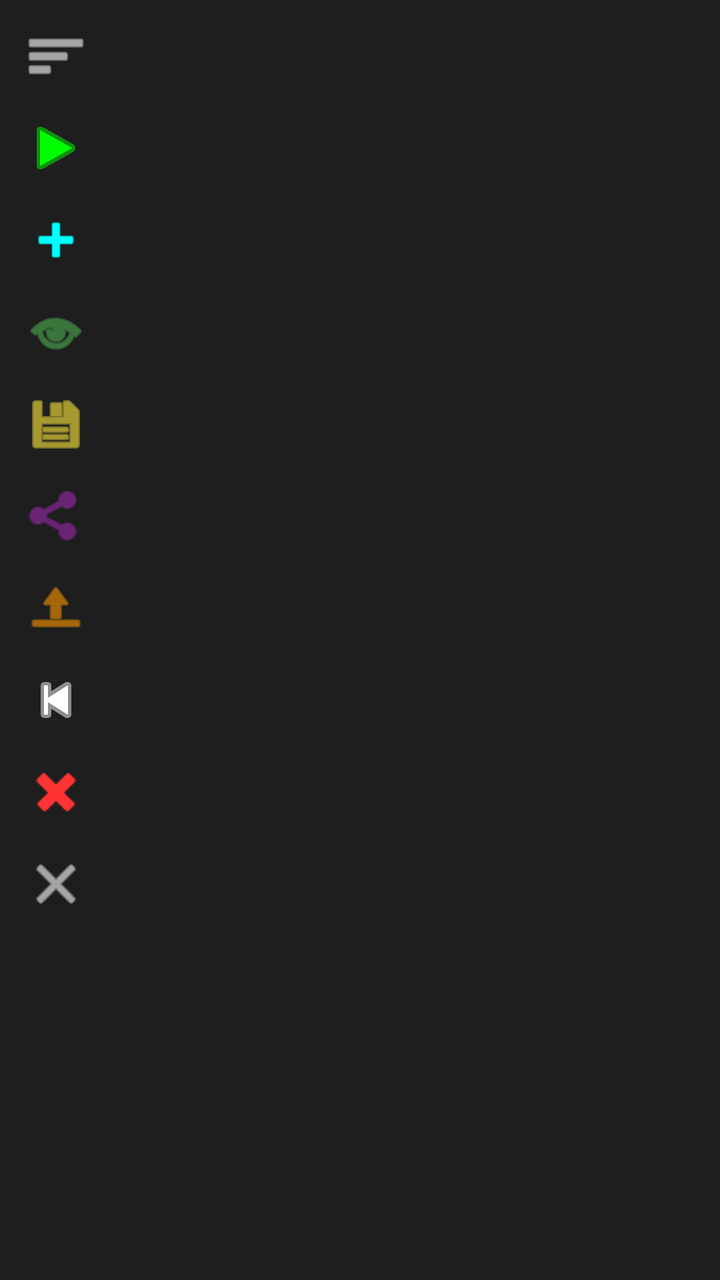
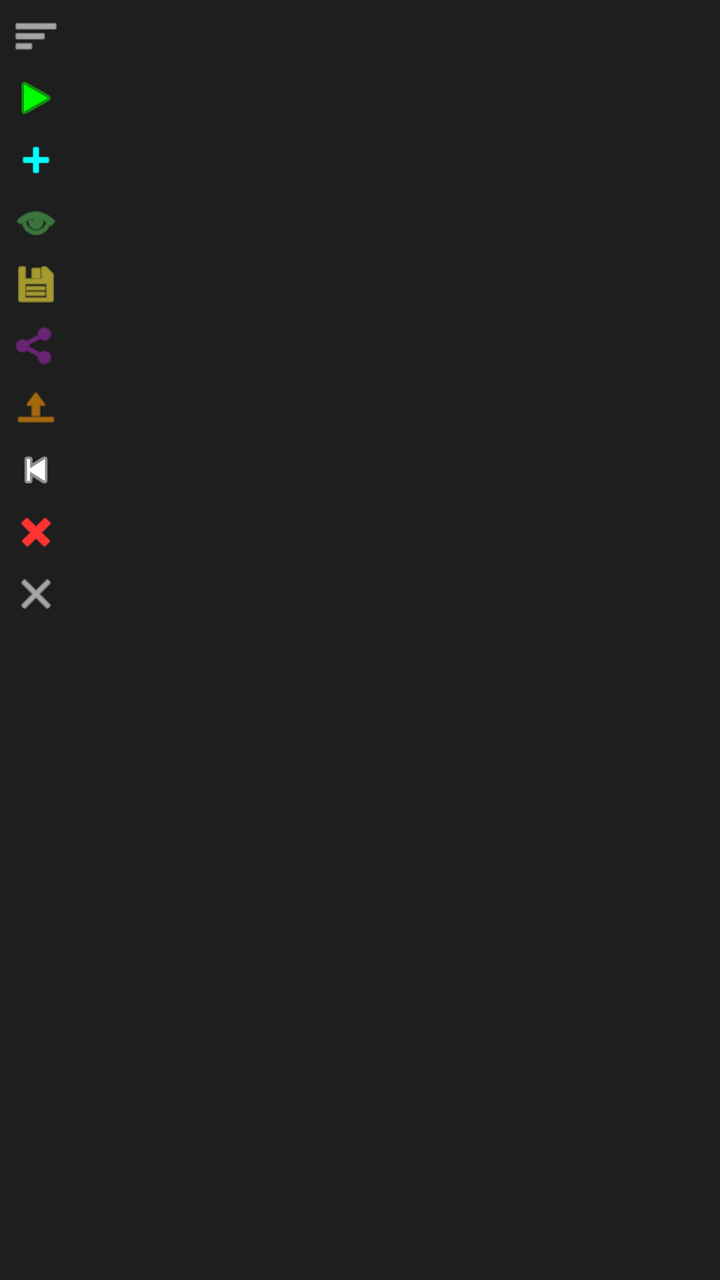

Two renders of the same Android screen: before a commit and after it. Below are the layout's source before the change and the commit's diff.
<!-- AndroidManifest.xml: application theme Theme.AutoClicker -->
<!-- res/layout/overlay_menu.xml -->
<?xml version="1.0" encoding="utf-8"?>
<LinearLayout xmlns:android="http://schemas.android.com/apk/res/android"
    android:id="@+id/menu_container"
    android:layout_width="wrap_content"
    android:layout_height="wrap_content"
    android:background="@color/surface_dark"
    android:orientation="vertical"
    android:padding="8dp"
    android:elevation="12dp">

    <ImageView
        android:id="@+id/btn_drag"
        android:layout_width="40dp"
        android:layout_height="40dp"
        android:padding="4dp"
        android:src="@android:drawable/ic_menu_sort_by_size"
        android:contentDescription="Drag Menu"
        android:tint="@color/text_white" />

    <ImageView
        android:id="@+id/btn_play"
        android:layout_width="40dp"
        android:layout_height="40dp"
        android:padding="4dp"
        android:src="@android:drawable/ic_media_play"
        android:contentDescription="Play/Pause"
        android:tint="#00FF00"
        android:layout_marginTop="6dp" />

    <ImageView
        android:id="@+id/btn_add"
        android:layout_width="40dp"
        android:layout_height="40dp"
        android:padding="4dp"
        android:src="@android:drawable/ic_input_add"
        android:contentDescription="Add Click Point"
        android:tint="#00FFFF"
        android:layout_marginTop="6dp" />

    <ImageView
        android:id="@+id/btn_toggle_visibility"
        android:layout_width="40dp"
        android:layout_height="40dp"
        android:padding="4dp"
        android:src="@android:drawable/ic_menu_view"
        android:contentDescription="Toggle Visibility"
        android:tint="#4CAF50"
        android:layout_marginTop="6dp" />

    <ImageView
        android:id="@+id/btn_save_profile"
        android:layout_width="40dp"
        android:layout_height="40dp"
        android:padding="4dp"
        android:src="@android:drawable/ic_menu_save"
        android:contentDescription="Save Profile"
        android:tint="#FFEB3B"
        android:layout_marginTop="6dp" />

    <ImageView
        android:id="@+id/btn_share_profile"
        android:layout_width="40dp"
        android:layout_height="40dp"
        android:padding="4dp"
        android:src="@android:drawable/ic_menu_share"
        android:contentDescription="Share Profile"
        android:tint="#9C27B0"
        android:layout_marginTop="6dp" />

    <ImageView
        android:id="@+id/btn_import_profile"
        android:layout_width="40dp"
        android:layout_height="40dp"
        android:padding="4dp"
        android:src="@android:drawable/ic_menu_upload"
        android:contentDescription="Import Profile"
        android:tint="#FF9800"
        android:layout_marginTop="6dp" />

    <ImageView
        android:id="@+id/btn_back"
        android:layout_width="40dp"
        android:layout_height="40dp"
        android:padding="4dp"
        android:src="@android:drawable/ic_media_previous"
        android:contentDescription="Back"
        android:tint="#FFFFFF"
        android:layout_marginTop="6dp" />

    <ImageView
        android:id="@+id/btn_clear"
        android:layout_width="40dp"
        android:layout_height="40dp"
        android:padding="4dp"
        android:src="@android:drawable/ic_delete"
        android:contentDescription="Clear"
        android:tint="#FF3333"
        android:layout_marginTop="6dp" />

    <ImageView
        android:id="@+id/btn_close"
        android:layout_width="40dp"
        android:layout_height="40dp"
        android:padding="4dp"
        android:src="@android:drawable/ic_menu_close_clear_cancel"
        android:contentDescription="Close"
        android:tint="@color/text_white"
        android:layout_marginTop="6dp" />

</LinearLayout>
<!-- resources referenced by this layout -->
<resources>
  <color name="surface_dark">#1E1E1E</color>
  <color name="text_white">#FFFFFF</color>
  <style name="Theme.AutoClicker" parent="Theme.AppCompat.DayNight.NoActionBar">
          <item name="colorPrimary">@color/primary_color</item>
          <item name="colorPrimaryDark">@color/primary_variant</item>
          <item name="colorAccent">@color/accent_color</item>
      </style>
  <color name="primary_color">#BB86FC</color>
  <color name="primary_variant">#3700B3</color>
  <color name="accent_color">#03DAC6</color>
</resources>

<!-- the commit's change to res/layout/overlay_menu.xml (unified diff, before → after) -->
@@ -5,106 +5,106 @@
     android:layout_height="wrap_content"
     android:background="@color/surface_dark"
     android:orientation="vertical"
-    android:padding="8dp"
-    android:elevation="12dp">
+    android:padding="4dp"
+    android:elevation="8dp">
 
     <ImageView
         android:id="@+id/btn_drag"
-        android:layout_width="40dp"
-        android:layout_height="40dp"
-        android:padding="4dp"
+        android:layout_width="28dp"
+        android:layout_height="28dp"
+        android:padding="2dp"
         android:src="@android:drawable/ic_menu_sort_by_size"
         android:contentDescription="Drag Menu"
         android:tint="@color/text_white" />
 
     <ImageView
         android:id="@+id/btn_play"
-        android:layout_width="40dp"
-        android:layout_height="40dp"
-        android:padding="4dp"
+        android:layout_width="28dp"
+        android:layout_height="28dp"
+        android:padding="2dp"
         android:src="@android:drawable/ic_media_play"
         android:contentDescription="Play/Pause"
         android:tint="#00FF00"
-        android:layout_marginTop="6dp" />
+        android:layout_marginTop="3dp" />
 
     <ImageView
         android:id="@+id/btn_add"
-        android:layout_width="40dp"
-        android:layout_height="40dp"
-        android:padding="4dp"
+        android:layout_width="28dp"
+        android:layout_height="28dp"
+        android:padding="2dp"
         android:src="@android:drawable/ic_input_add"
         android:contentDescription="Add Click Point"
         android:tint="#00FFFF"
-        android:layout_marginTop="6dp" />
+        android:layout_marginTop="3dp" />
 
     <ImageView
         android:id="@+id/btn_toggle_visibility"
-        android:layout_width="40dp"
-        android:layout_height="40dp"
-        android:padding="4dp"
+        android:layout_width="28dp"
+        android:layout_height="28dp"
+        android:padding="2dp"
         android:src="@android:drawable/ic_menu_view"
         android:contentDescription="Toggle Visibility"
         android:tint="#4CAF50"
-        android:layout_marginTop="6dp" />
+        android:layout_marginTop="3dp" />
 
     <ImageView
         android:id="@+id/btn_save_profile"
-        android:layout_width="40dp"
-        android:layout_height="40dp"
-        android:padding="4dp"
+        android:layout_width="28dp"
+        android:layout_height="28dp"
+        android:padding="2dp"
         android:src="@android:drawable/ic_menu_save"
         android:contentDescription="Save Profile"
         android:tint="#FFEB3B"
-        android:layout_marginTop="6dp" />
+        android:layout_marginTop="3dp" />
 
     <ImageView
         android:id="@+id/btn_share_profile"
-        android:layout_width="40dp"
-        android:layout_height="40dp"
-        android:padding="4dp"
+        android:layout_width="28dp"
+        android:layout_height="28dp"
+        android:padding="2dp"
         android:src="@android:drawable/ic_menu_share"
         android:contentDescription="Share Profile"
         android:tint="#9C27B0"
-        android:layout_marginTop="6dp" />
+        android:layout_marginTop="3dp" />
 
     <ImageView
         android:id="@+id/btn_import_profile"
-        android:layout_width="40dp"
-        android:layout_height="40dp"
-        android:padding="4dp"
+        android:layout_width="28dp"
+        android:layout_height="28dp"
+        android:padding="2dp"
         android:src="@android:drawable/ic_menu_upload"
         android:contentDescription="Import Profile"
         android:tint="#FF9800"
-        android:layout_marginTop="6dp" />
+        android:layout_marginTop="3dp" />
 
     <ImageView
         android:id="@+id/btn_back"
-        android:layout_width="40dp"
-        android:layout_height="40dp"
-        android:padding="4dp"
+        android:layout_width="28dp"
+        android:layout_height="28dp"
+        android:padding="2dp"
         android:src="@android:drawable/ic_media_previous"
         android:contentDescription="Back"
         android:tint="#FFFFFF"
-        android:layout_marginTop="6dp" />
+        android:layout_marginTop="3dp" />
 
     <ImageView
         android:id="@+id/btn_clear"
-        android:layout_width="40dp"
-        android:layout_height="40dp"
-        android:padding="4dp"
+        android:layout_width="28dp"
+        android:layout_height="28dp"
+        android:padding="2dp"
         android:src="@android:drawable/ic_delete"
         android:contentDescription="Clear"
         android:tint="#FF3333"
-        android:layout_marginTop="6dp" />
+        android:layout_marginTop="3dp" />
 
     <ImageView
         android:id="@+id/btn_close"
-        android:layout_width="40dp"
-        android:layout_height="40dp"
-        android:padding="4dp"
+        android:layout_width="28dp"
+        android:layout_height="28dp"
+        android:padding="2dp"
         android:src="@android:drawable/ic_menu_close_clear_cancel"
         android:contentDescription="Close"
         android:tint="@color/text_white"
-        android:layout_marginTop="6dp" />
+        android:layout_marginTop="3dp" />
 
 </LinearLayout>
